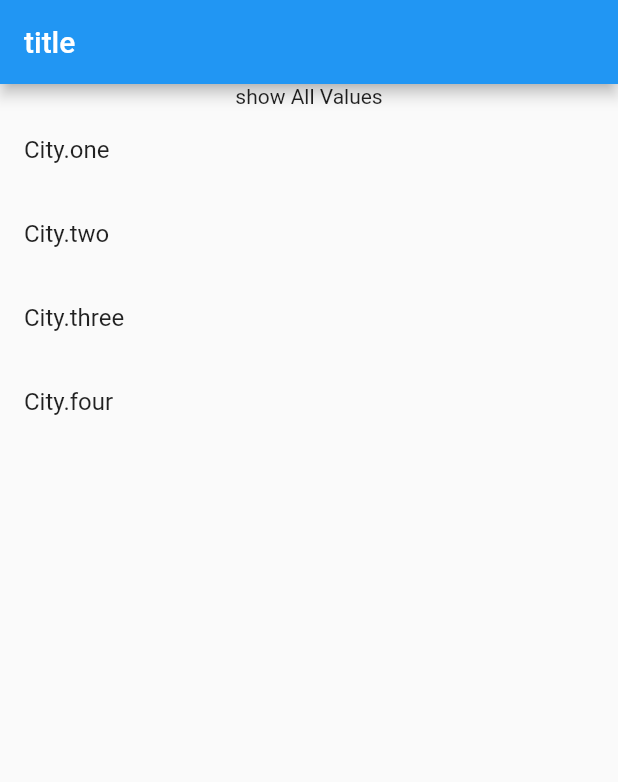
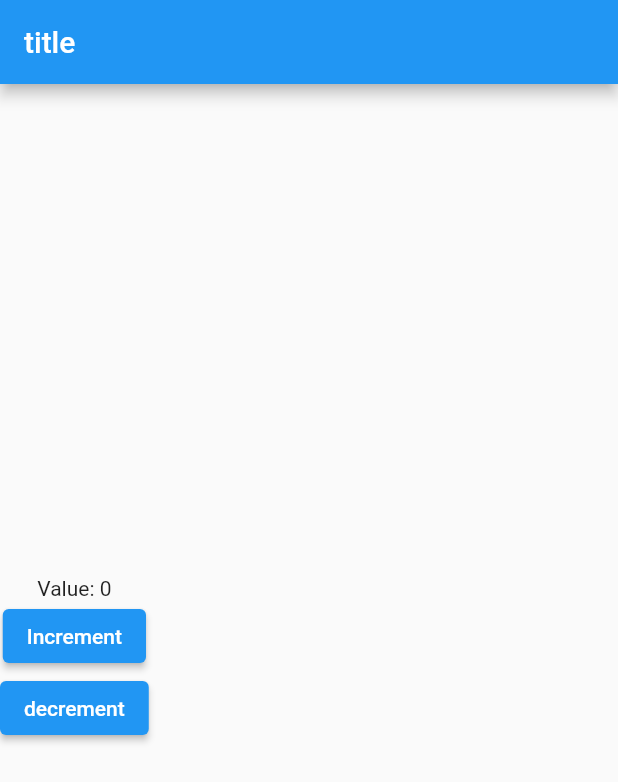
Before and after one commit to agiratech-madhan/flutter-riverpod, a Flutter app: the screen it shows after launch, on a phone screen of 412 x 824 dp. Shown: the top 782 px of the screen. Run offline on Flutter 3.47's test engine with Material 2 defaults, Android fonts, the phone set to English and light mode, and no system bars; our stand-ins replace flutter_riverpod.

Commit message:
increment using state only

```diff
--- a/riverpod_examples/lib/riverpod/weather_provider.dart
+++ b/riverpod_examples/lib/riverpod/weather_provider.dart
@@ -1,25 +1,5 @@
 import 'package:flutter_riverpod/flutter_riverpod.dart';
 
-enum City { one, two, three, four }
-
-typedef WeatherEmoji = String;
-Future<WeatherEmoji> getNumber(City city) {
-  return Future.delayed(
-      const Duration(seconds: 1),
-      () => {
-            City.one: 'one',
-            City.two: 'two',
-            City.three: 'three',
-            City.four: 'four',
-          }[city]!);
-}
-
-final currentWeatherProvider = StateProvider<City?>((ref) => null);
-final wearherProvider = FutureProvider<WeatherEmoji>((ref) {
-  final x = ref.watch(currentWeatherProvider);
-  if (x != null) {
-    return getNumber(x);
-  } else {
-    return 'show All Values';
-  }
+final counterStateProvider = StateProvider<int>((ref) {
+  return 0;
 });
--- a/riverpod_examples/lib/screens/home_screen.dart
+++ b/riverpod_examples/lib/screens/home_screen.dart
@@ -8,34 +8,28 @@ class MyHomePage extends ConsumerWidget {
   final String title;
   @override
   Widget build(BuildContext context, WidgetRef ref) {
-    final currentWeather = ref.watch(wearherProvider);
+    final counter = ref.watch(counterStateProvider);
     return Scaffold(
         appBar: AppBar(
           title: const Text('title'),
         ),
         body: Column(
+          mainAxisAlignment: MainAxisAlignment.center,
+          crossAxisAlignment: CrossAxisAlignment.center,
           children: [
-            currentWeather.when(
-                data: (data) {
-                  return Text(data);
-                },
-                error: (error, stackTrace) => const Text('Error'),
-                loading: () => const CircularProgressIndicator()),
-            Expanded(
-                child: ListView.builder(
-                    itemCount: City.values.length,
-                    itemBuilder: (context, index) {
-                      final city = City.values[index];
-                      final isSelected =
-                          city == ref.watch(currentWeatherProvider);
-                      return ListTile(
-                        onTap: () => ref
-                            .read(currentWeatherProvider.notifier)
-                            .state = city,
-                        title: Text(city.toString()),
-                        trailing: isSelected ? Icon(Icons.check) : null,
-                      );
-                    }))
+            Text('Value: $counter'),
+            ElevatedButton(
+              // 2. use the value
+              child: Text('Increment'),
+              // 3. change the state inside a button callback
+              onPressed: () => ref.read(counterStateProvider.notifier).state++,
+            ),
+            ElevatedButton(
+              // 2. use the value
+              child: Text('decrement'),
+              // 3. change the state inside a button callback
+              onPressed: () => ref.read(counterStateProvider.notifier).state--,
+            )
           ],
         ));
   }
```
